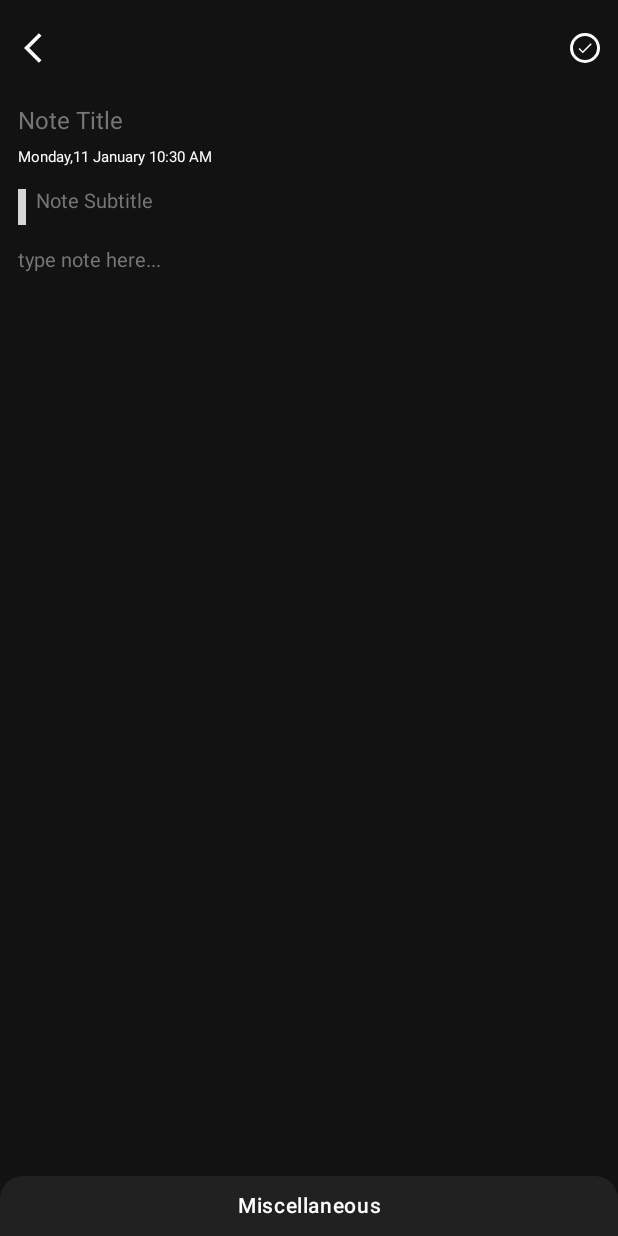
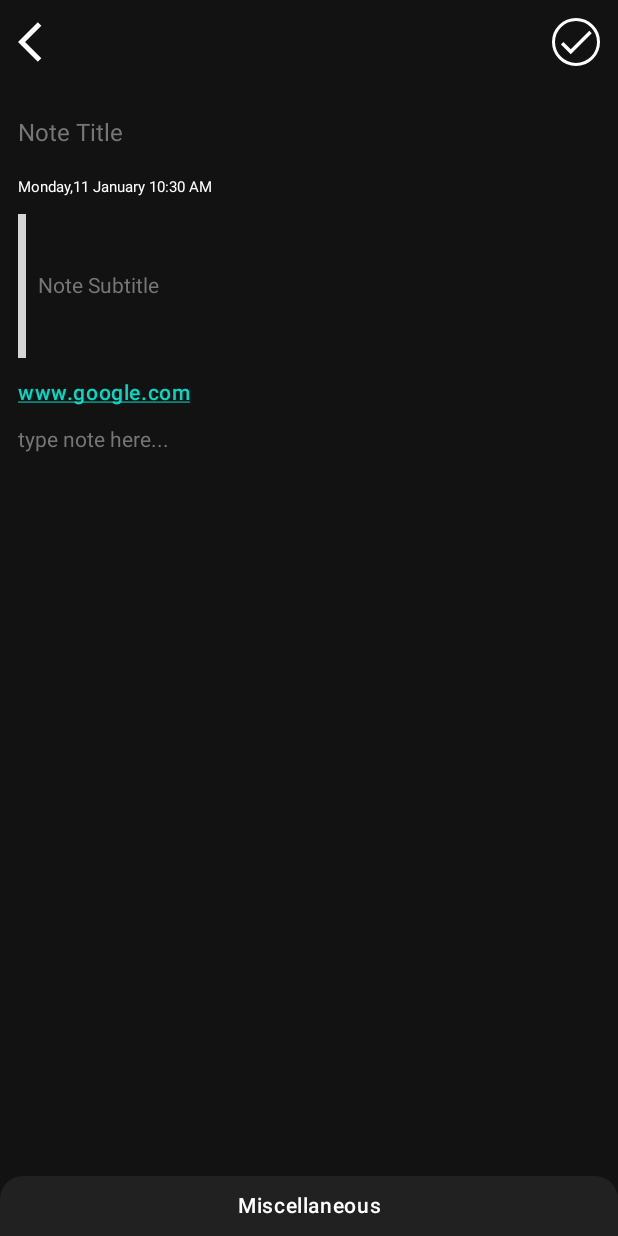
Before and after one commit to anujkashyap18/NotesApp_java, an Android app: the CreateNoteActivity screen opened directly, with no data from a screen before it, on a phone screen of 412 x 824 dp. Run offline under Robolectric (Android 15) with nearby library versions, the phone set to English and light mode, and no system bars; 2 statements that could not run were skipped; grey boxes are pictures that could not be loaded.

Commit message:
Added Web URL

```diff
--- a/app/src/main/res/layout/activity_create_note.xml
+++ b/app/src/main/res/layout/activity_create_note.xml
@@ -14,39 +14,44 @@
         android:clipToPadding="false"
         android:paddingBottom="12dp">
 
+        <androidx.appcompat.widget.LinearLayoutCompat
+            android:layout_width="match_parent"
+            android:layout_height="wrap_content"
+            android:animateLayoutChanges="true"
+            android:orientation="vertical">
+
             <androidx.constraintlayout.widget.ConstraintLayout
                 android:layout_width="match_parent"
-            android:layout_height="wrap_content"
-            android:animateLayoutChanges="true">
+                android:layout_height="56dp">
 
                 <ImageView
                     android:id="@+id/back"
-                android:layout_width="32dp"
-                android:layout_height="32dp"
-                android:layout_marginStart="12dp"
-                android:layout_marginTop="16dp"
-                android:layout_marginEnd="12dp"
+                    android:layout_width="0dp"
+                    android:layout_height="match_parent"
                     android:background="?selectableItemBackground"
                     android:contentDescription="@string/app_name"
-                android:padding="4dp"
+                    android:padding="12dp"
                     android:src="@drawable/back"
+                    app:layout_constraintDimensionRatio="1:1"
                     app:layout_constraintStart_toStartOf="parent"
                     app:layout_constraintTop_toTopOf="parent"
                     app:tint="@color/white" />
 
                 <ImageView
                     android:id="@+id/imageSave"
-                android:layout_width="20dp"
-                android:layout_height="20dp"
-                android:layout_marginEnd="12dp"
+                    android:layout_width="0dp"
+                    android:layout_height="match_parent"
+                    android:layout_margin="12dp"
                     android:background="@drawable/backgroun_done_button"
                     android:contentDescription="@string/app_name"
-                android:padding="4dp"
+                    android:padding="2dp"
                     android:src="@drawable/done"
                     app:layout_constraintBottom_toBottomOf="@id/back"
+                    app:layout_constraintDimensionRatio="1:1"
                     app:layout_constraintEnd_toEndOf="parent"
                     app:layout_constraintTop_toTopOf="@id/back"
                     app:tint="@color/white" />
+            </androidx.constraintlayout.widget.ConstraintLayout>
 
             <EditText
                 android:id="@+id/inputNoteTitle"
@@ -70,46 +75,55 @@
 
             <TextView
                 android:id="@+id/textTimeDate"
-                android:layout_width="0dp"
+                android:layout_width="match_parent"
                 android:layout_height="wrap_content"
                 android:fontFamily="sans-serif"
+                android:layout_margin="12dp"
                 android:includeFontPadding="false"
                 android:textColor="@color/white"
                 android:textSize="10dp"
                 app:layout_constraintEnd_toEndOf="@id/inputNoteTitle"
                 app:layout_constraintStart_toStartOf="@id/inputNoteTitle"
-                app:layout_constraintTop_toBottomOf="@id/inputNoteTitle" />
+                app:layout_constraintTop_toBottomOf="@id/inputNoteTitle"
+                tools:ignore="SpUsage" />
+
+            <LinearLayout
+                android:layout_width="match_parent"
+                android:layout_height="wrap_content"
+                android:layout_marginStart="12dp"
+                android:layout_marginEnd="12dp"
+                android:orientation="horizontal">
+
+                <View
+                    android:id="@+id/viewSubtitleIndicator"
+                    android:layout_width="5dp"
+                    android:layout_height="match_parent"
+                    android:background="@drawable/background_subtitle_indicator"
+                    app:layout_constraintBottom_toBottomOf="@id/inputNoteSubtitle"
+                    app:layout_constraintStart_toStartOf="parent"
+                    app:layout_constraintTop_toTopOf="@id/inputNoteSubtitle" />
 
                 <EditText
                     android:id="@+id/inputNoteSubtitle"
-                android:layout_width="0dp"
-                android:layout_height="wrap_content"
-                android:layout_marginStart="12dp"
-                android:layout_marginTop="15dp"
-                android:layout_marginEnd="12dp"
+                    android:layout_width="match_parent"
+                    android:layout_height="match_parent"
                     android:background="@null"
                     android:fontFamily="sans-serif"
+                    android:gravity="center_vertical"
                     android:hint="@string/note_subtitle"
                     android:importantForAutofill="no"
                     android:includeFontPadding="false"
                     android:inputType="textMultiLine"
-                android:paddingBottom="8dp"
+                    android:padding="8dp"
                     android:textColor="@color/white"
                     android:textColorHint="@color/hint"
-                android:textSize="13dp"
+                    android:textSize="14dp"
                     app:layout_constraintEnd_toEndOf="parent"
                     app:layout_constraintStart_toStartOf="@id/viewSubtitleIndicator"
-                app:layout_constraintTop_toBottomOf="@id/textTimeDate" />
+                    app:layout_constraintTop_toBottomOf="@id/textTimeDate"
+                    tools:ignore="SpUsage" />
 
-            <View
-                android:id="@+id/viewSubtitleIndicator"
-                android:layout_width="5dp"
-                android:layout_height="0dp"
-                android:layout_marginStart="12dp"
-                android:background="@drawable/background_subtitle_indicator"
-                app:layout_constraintBottom_toBottomOf="@id/inputNoteSubtitle"
-                app:layout_constraintStart_toStartOf="parent"
-                app:layout_constraintTop_toTopOf="@id/inputNoteSubtitle" />
+            </LinearLayout>
 
             <ImageView
                 android:id="@+id/imageNote"
@@ -121,7 +135,33 @@
                 android:adjustViewBounds="true"
                 android:contentDescription="@string/app_name"
                 android:visibility="gone"
-                app:layout_constraintTop_toBottomOf="@id/inputNoteSubtitle"/>
+                app:layout_constraintTop_toBottomOf="@id/inputNoteSubtitle" />
+
+            <LinearLayout
+                android:id="@+id/layoutWebURL"
+                android:layout_width="match_parent"
+                android:layout_height="wrap_content"
+                android:layout_marginStart="12dp"
+                android:layout_marginTop="15dp"
+                android:layout_marginEnd="12dp"
+                android:gravity="center_vertical"
+                android:orientation="horizontal"
+                app:layout_constraintTop_toBottomOf="@id/imageNote">
+
+                <TextView
+                    android:id="@+id/textWebUrl"
+                    style="@style/bodyText"
+                    android:layout_width="0dp"
+                    android:layout_height="wrap_content"
+                    android:layout_weight="1"
+                    android:autoLink="web"
+                    android:includeFontPadding="false"
+                    android:text="www.google.com"
+                    android:textColor="@color/primaryLightColor"
+                    android:textSize="14dp"
+                    tools:ignore="SpUsage" />
+
+            </LinearLayout>
 
             <EditText
                 android:id="@+id/inputNote"
@@ -141,13 +181,14 @@
                 android:minHeight="100dp"
                 android:textColor="@color/white"
                 android:textColorHint="@color/hint"
-                android:textSize="13dp"
+                android:textSize="14dp"
                 app:layout_constraintBottom_toBottomOf="parent"
-                app:layout_constraintTop_toBottomOf="@id/imageNote" />
+                app:layout_constraintTop_toBottomOf="@id/imageNote"
+                tools:ignore="SpUsage" />
 
-        </androidx.constraintlayout.widget.ConstraintLayout>
+        </androidx.appcompat.widget.LinearLayoutCompat>
     </ScrollView>
 
-    <include layout="@layout/layout_miscellaneous"/>
+    <include layout="@layout/layout_miscellaneous" />
 
 </androidx.coordinatorlayout.widget.CoordinatorLayout>
--- a/app/src/main/res/layout/layout_miscellaneous.xml
+++ b/app/src/main/res/layout/layout_miscellaneous.xml
@@ -1,6 +1,7 @@
 <?xml version="1.0" encoding="utf-8"?>
 <LinearLayout xmlns:android="http://schemas.android.com/apk/res/android"
     xmlns:app="http://schemas.android.com/apk/res-auto"
+    xmlns:tools="http://schemas.android.com/tools"
     android:id="@+id/layout_miscellaneous"
     android:layout_width="match_parent"
     android:layout_height="wrap_content"
@@ -162,4 +163,34 @@
 
     </LinearLayout>
 
+    <LinearLayout
+        android:layout_width="match_parent"
+        android:layout_height="35dp"
+        android:id="@+id/layoutAddUrl"
+        android:layout_marginStart="10dp"
+        android:layout_marginEnd="10dp"
+        android:layout_marginBottom="10dp"
+        android:gravity="center_vertical"
+        android:orientation="horizontal"
+        tools:ignore="UseCompoundDrawables">
+
+        <ImageView
+            android:layout_width="22dp"
+            android:layout_height="22dp"
+            android:contentDescription="@string/app_name"
+            android:src="@drawable/ic_wb_link"
+            app:tint="@color/white" />
+
+        <TextView
+            android:layout_width="match_parent"
+            android:layout_height="wrap_content"
+            android:layout_marginStart="10dp"
+            android:fontFamily="sans-serif"
+            android:includeFontPadding="false"
+            android:text="@string/add_url"
+            android:textColor="@color/white"
+            android:textSize="12dp"/>
+
+    </LinearLayout>
+
 </LinearLayout>
--- a/app/src/main/res/values/strings.xml
+++ b/app/src/main/res/values/strings.xml
@@ -8,4 +8,8 @@
     <string name="miscellaneous">Miscellaneous</string>
     <string name="pick_color">Pick Color</string>
     <string name="add_image">Add Image</string>
+    <string name="add_url">Add URL</string>
+    <string name="enter_url">Enter URL</string>
+    <string name="add">ADD</string>
+    <string name="cancel">CANCEL</string>
 </resources>
```
Also changed, not shown: app/src/main/java/com/example/notesapp/view/CreateNoteActivity.java (+53 -0 lines), app/src/main/res/drawable/background_dialog.xml (added, +8 -0 lines), app/src/main/res/layout/layout_add_url.xml (added, +97 -0 lines). Lines whose indentation alone changed are shown as unchanged.
